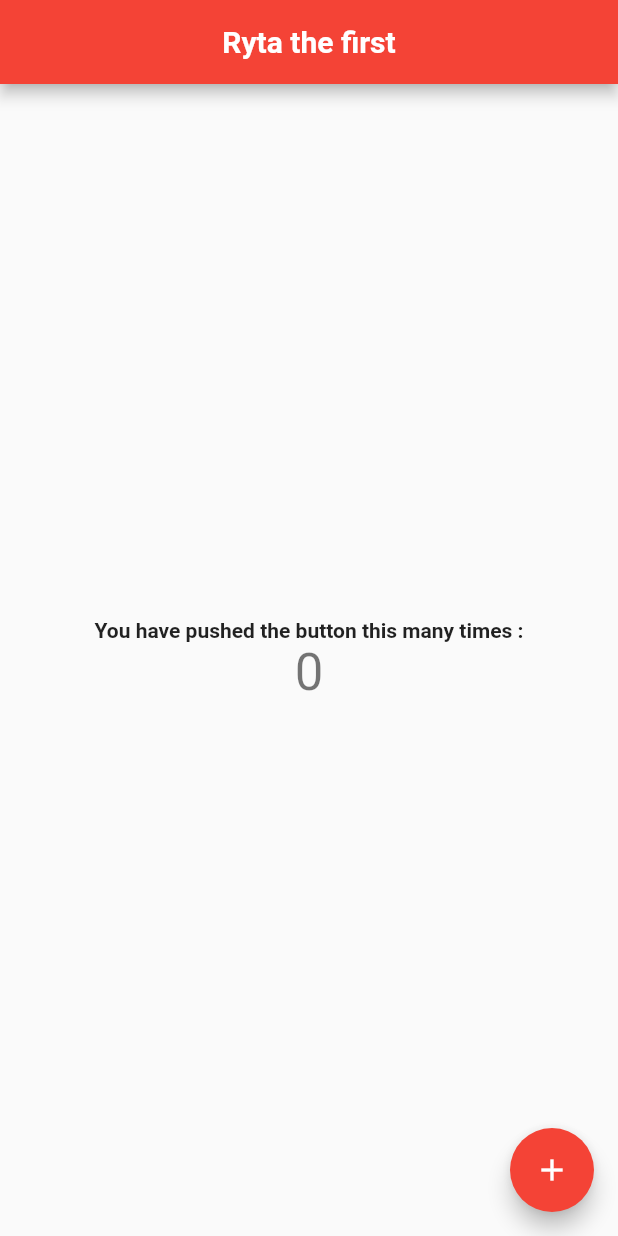
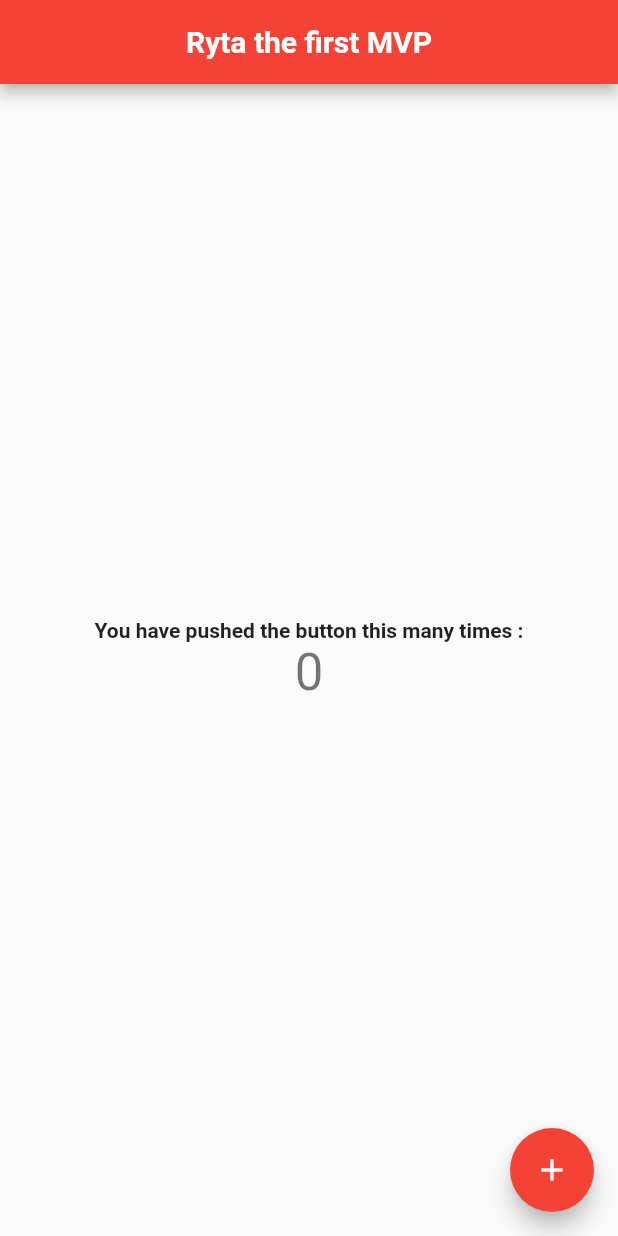
Before and after one commit to BSW1985/ryta_app, a Flutter app: the screen it shows after launch, on a phone screen of 412 x 824 dp. Run offline on Flutter 3.47's test engine with Material 2 defaults, Android fonts, the phone set to English and light mode, and no system bars; Roboto replaces fonts that are missing (CenturyGothic).

Commit message:
Small change in title

```diff
--- a/lib/main.dart
+++ b/lib/main.dart
@@ -27,7 +27,7 @@ class MyApp extends StatelessWidget {
         visualDensity: VisualDensity.adaptivePlatformDensity,
       ),
       home: Center(
-        child: MyHomePage(title: 'Ryta the first'),
+        child: MyHomePage(title: 'Ryta the first MVP'),
         )
     );
   }
```
